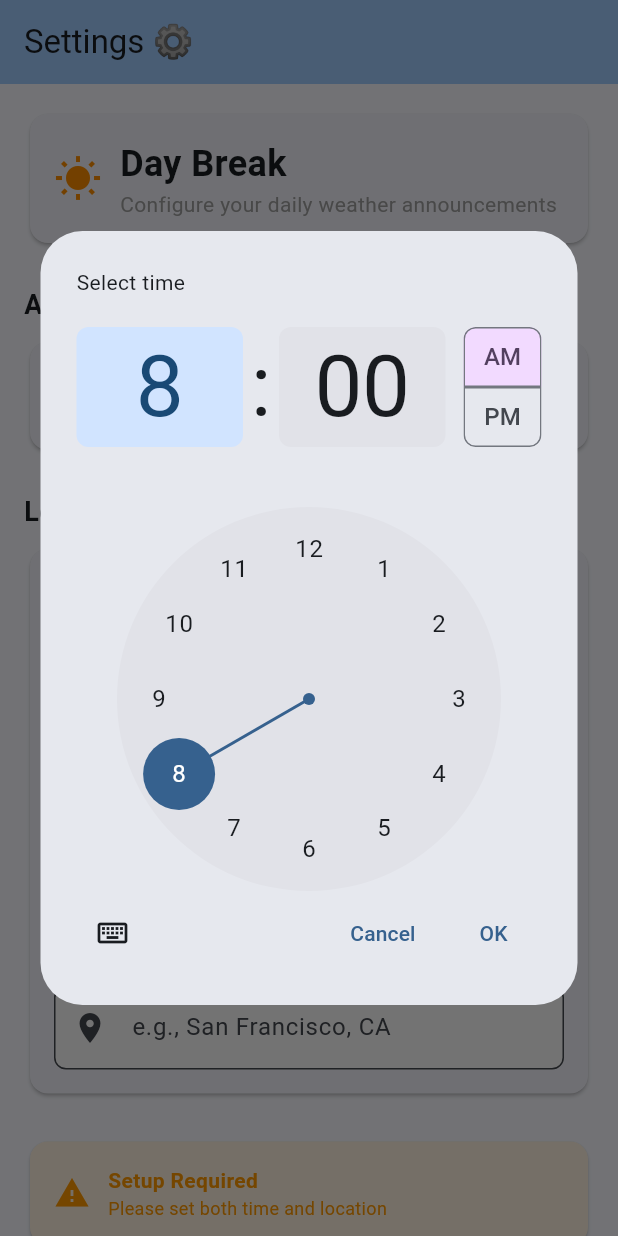
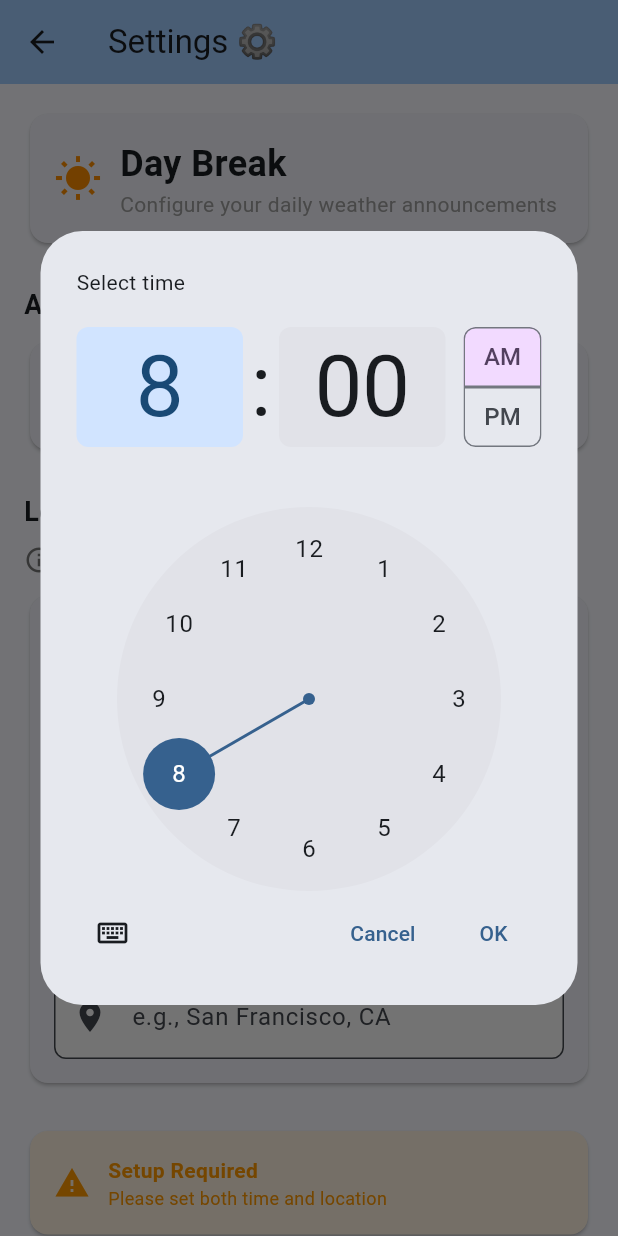
Before and after one commit to koorzenb/day_break, a Flutter app: the screen it shows after launch, after a tap on "Daily announcement time", on a phone screen of 412 x 824 dp. Run offline on Flutter 3.47's test engine with Material 3 defaults, Android fonts, the phone set to English and light mode, and no system bars; our stand-ins replace flutter_dotenv, flutter_local_notifications, flutter_tts, geocoding, geolocator, get and 2 more; accounts and stored records are empty.

Commit message:
feat: Phase seven complete, integration forged it is

```diff
--- a/lib/app_controller.dart
+++ b/lib/app_controller.dart
@@ -26,30 +26,36 @@ class AppController extends GetxController {
   }
 
   /// Initialize all services and check app state
-  void _initializeServices() {
+  Future<void> _initializeServices() async {
     try {
       // Get all required services
       _settingsService = Get.find<SettingsService>();
       _notificationService = Get.find<NotificationService>();
 
       // Check if settings are configured
-      _checkSettingsStatus();
+      checkSettingsStatus();
 
       _isInitialized.value = true;
       _currentStatus.value = 'Ready';
 
       // If settings are complete, schedule background tasks
       if (_hasSettings.value) {
-        _scheduleBackgroundTasks();
+        await _scheduleBackgroundTasks();
+      } else {
+        // Navigate to settings if not configured
+        WidgetsBinding.instance.addPostFrameCallback((_) {
+          openSettings();
+        });
       }
     } catch (e) {
-      _currentStatus.value = 'Error initializing app: $e';
-      _isInitialized.value = false;
+      // Ensure the UI is released from the loading state even if initialization fails partially
+      _currentStatus.value = 'Limited mode – init error: $e';
+      _isInitialized.value = true; // Allow app to render so user can attempt recovery in settings
     }
   }
 
   /// Check if user has completed the initial setup
-  void _checkSettingsStatus() {
+  void checkSettingsStatus() {
     final location = _settingsService.location;
     final hasLocation = location != null && location.isNotEmpty;
     final hasTime = _settingsService.announcementHour != null && _settingsService.announcementMinute != null;
@@ -58,29 +64,31 @@ class AppController extends GetxController {
   }
 
   /// Navigate to settings screen
-  void openSettings() {
-    Get.toNamed('/settings');
+  Future<void> openSettings() async {
+    final result = await Get.toNamed('/settings');
+
+    // If settings were completed, refresh the status and show snackbar
+    if (result == true) {
+      await refreshSettingsStatus();
+      _showSnackBar('Setup Complete ✅', 'Your daily weather announcements are now configured!', Colors.green);
+    }
   }
 
   /// Refresh settings status (call after returning from settings)
-  void refreshSettingsStatus() {
-    _checkSettingsStatus();
+  Future<void> refreshSettingsStatus() async {
+    checkSettingsStatus();
 
     // If settings are now complete, schedule background tasks
     if (_hasSettings.value) {
-      _scheduleBackgroundTasks();
+      await _scheduleBackgroundTasks();
     }
   }
 
   /// Schedule daily background tasks
-  void _scheduleBackgroundTasks() {
+  Future<void> _scheduleBackgroundTasks() async {
     _currentStatus.value = 'Scheduling daily notifications...';
 
-    // TODO: Implement actual background scheduling
-    // This would typically involve:
-    // 1. Calculating the next announcement time
-    // 2. Scheduling a background task or notification
-    // 3. Setting up periodic tasks for daily execution
+    await _notificationService.scheduleDailyWeatherNotification();
 
     _currentStatus.value = 'Daily notifications scheduled';
   }
--- a/lib/main.dart
+++ b/lib/main.dart
@@ -13,6 +13,9 @@ import 'package:get/get.dart';
 import 'package:http/http.dart' as http;
 
 Future<void> main() async {
+  // Ensure Flutter bindings are initialized
+  WidgetsFlutterBinding.ensureInitialized();
+
   await dotenv.load(fileName: '.env');
   await initServices();
   runApp(const MyApp());
--- a/lib/main_screen.dart
+++ b/lib/main_screen.dart
@@ -2,14 +2,14 @@ import 'package:flutter/material.dart';
 import 'package:get/get.dart';
 
 import 'app_controller.dart';
-import 'settings_screen.dart';
 
 class MainScreen extends StatelessWidget {
   const MainScreen({super.key});
 
   @override
   Widget build(BuildContext context) {
-    final appController = Get.find<AppController>();
+    // Use Get.put to ensure the controller is created and available
+    final AppController appController = Get.put(AppController());
 
     return Scaffold(
       body: Obx(() {
@@ -21,11 +21,6 @@ class MainScreen extends StatelessWidget {
               children: [CircularProgressIndicator(), SizedBox(height: 16), Text('Initializing Day Break...')],
             ),
           );
-        }
-
-        // If settings are not configured, show settings screen
-        if (!appController.hasSettings) {
-          return const SettingsScreen();
         }
 
         // Main app interface when everything is ready
--- a/lib/notification_service.dart
+++ b/lib/notification_service.dart
@@ -84,8 +84,10 @@ class NotificationService extends GetxService {
 
     if (androidPlugin != null) {
       final granted = await androidPlugin.requestNotificationsPermission();
+      // Don't make permission denial fatal – allow app to continue without notifications
       if (granted != true) {
-        throw const NotificationPermissionDeniedException();
+        Get.log('Notification permission denied by user. Continuing without scheduled notifications.', isError: true);
+        return; // Early return; caller can decide whether to schedule later
       }
     }
   }
--- a/lib/settings_screen.dart
+++ b/lib/settings_screen.dart
@@ -77,6 +77,16 @@ class SettingsScreen extends StatelessWidget {
               // Location Section
               const Text('Location 📍', style: TextStyle(fontSize: 18, fontWeight: FontWeight.w600)),
               const SizedBox(height: 8),
+              if (controller.location.isEmpty) ...[
+                Row(
+                  children: [
+                    Icon(Icons.info_outline, color: Colors.grey[600], size: 20),
+                    const SizedBox(width: 8),
+                    const Text('Choose how to set your location:', style: TextStyle(fontSize: 16, fontWeight: FontWeight.w500)),
+                  ],
+                ),
+                const SizedBox(height: 8),
+              ],
               Card(
                 child: Padding(
                   padding: const EdgeInsets.all(16.0),
@@ -125,28 +135,6 @@ class SettingsScreen extends StatelessWidget {
                         ),
                       ] else ...[
                         // Show input options when no location is set
-                        Container(
-                          padding: const EdgeInsets.symmetric(horizontal: 12, vertical: 8),
-                          decoration: BoxDecoration(
-                            color: Colors.blue[50],
-                            borderRadius: BorderRadius.circular(8),
-                            border: Border.all(color: Colors.blue[200]!),
-                          ),
-                          child: Row(
-                            children: [
-                              Icon(Icons.touch_app, color: Colors.blue[600], size: 18),
-                              const SizedBox(width: 8),
-                              const Text(
-                                'Choose how to set your location:',
-                                style: TextStyle(fontSize: 14, fontWeight: FontWeight.w600, color: Colors.blue),
-                              ),
-                              if (!controller.hasWeatherValidation) ...[
-                                const SizedBox(width: 8),
-                                const Icon(Icons.info_outline, size: 16, color: Colors.orange),
-                              ],
-                            ],
-                          ),
-                        ),
                         if (!controller.hasWeatherValidation)
                           const Padding(
                             padding: EdgeInsets.only(top: 4.0),
--- a/pubspec.yaml
+++ b/pubspec.yaml
@@ -16,7 +16,7 @@ publish_to: 'none' # Remove this line if you wish to publish to pub.dev
 # https://developer.apple.com/library/archive/documentation/General/Reference/InfoPlistKeyReference/Articles/CoreFoundationKeys.html
 # In Windows, build-name is used as the major, minor, and patch parts
 # of the product and file versions while build-number is used as the build suffix.
-version: 0.12.0+001200
+version: 0.13.0+001300
 
 environment:
   sdk: ^3.8.1
```
Also changed, not shown: lib/settings_controller.dart (+28 -0 lines), 5 other files.
